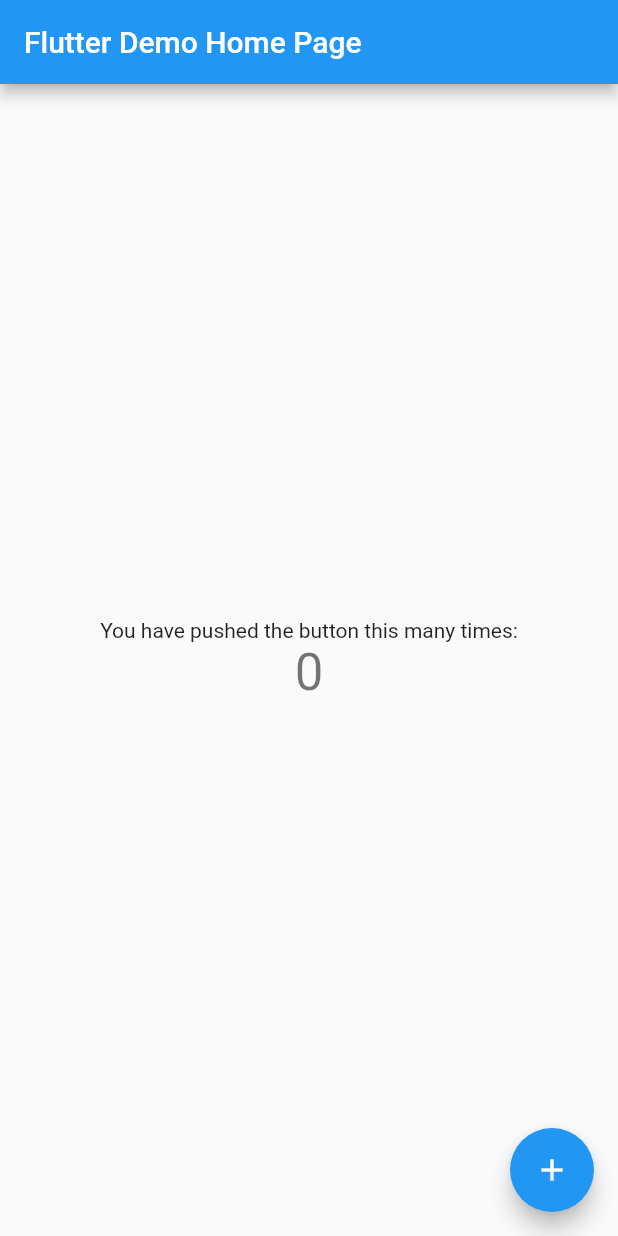
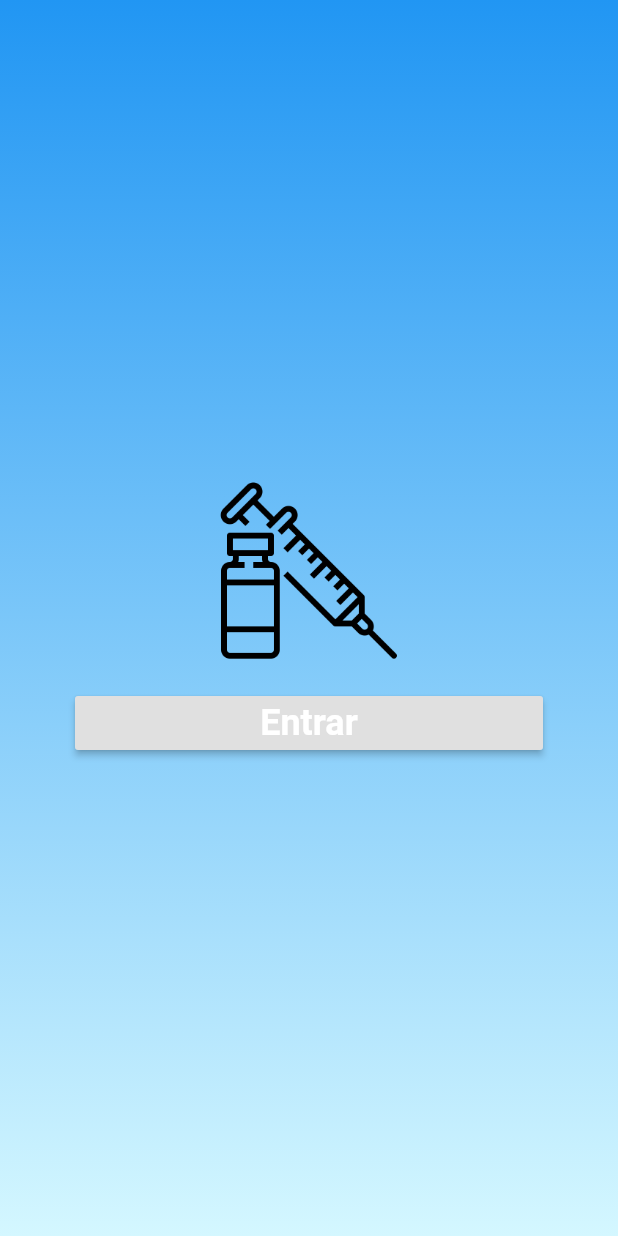
Before and after one commit to FBRosito/app_vacinas, a Flutter app: the screen it shows after launch, on a phone screen of 412 x 824 dp. Run offline on Flutter 3.47's test engine with Material 2 defaults, Android fonts, the phone set to English and light mode, and no system bars.

Commit message:
FirstScreen feita e começo da LoginScreen

```diff
--- a/lib/main.dart
+++ b/lib/main.dart
@@ -1,4 +1,7 @@
+//import 'package:app_vacinas/screens/home.dart';
+//import 'package:app_vacinas/screens/login_screen.dart';
 import 'package:flutter/material.dart';
+import 'package:app_vacinas/screens/first_screen.dart';
 
 void main() {
   runApp(MyApp());
@@ -8,58 +11,8 @@
   @override
   Widget build(BuildContext context) {
     return MaterialApp(
-      title: 'Flutter Demo',
-      theme: ThemeData(
-        primarySwatch: Colors.blue,
-      ),
-      home: MyHomePage(title: 'Flutter Demo Home Page'),
+      title: 'App Vacinas',
+      home: FirstScreen(),
     );
   }
 }
-
-class MyHomePage extends StatefulWidget {
-  MyHomePage({Key? key, required this.title}) : super(key: key);
-
-  final String title;
-
-  @override
-  _MyHomePageState createState() => _MyHomePageState();
-}
-
-class _MyHomePageState extends State<MyHomePage> {
-  int _counter = 0;
-
-  void _incrementCounter() {
-    setState(() {
-      _counter++;
-    });
-  }
-
-  @override
-  Widget build(BuildContext context) {
-    return Scaffold(
-      appBar: AppBar(
-        title: Text(widget.title),
-      ),
-      body: Center(
-        child: Column(
-          mainAxisAlignment: MainAxisAlignment.center,
-          children: <Widget>[
-            Text(
-              'You have pushed the button this many times:',
-            ),
-            Text(
-              '$_counter',
-              style: Theme.of(context).textTheme.headline4,
-            ),
-          ],
-        ),
-      ),
-      floatingActionButton: FloatingActionButton(
-        onPressed: _incrementCounter,
-        tooltip: 'Increment',
-        child: Icon(Icons.add),
-      ),
-    );
-  }
-}
--- /dev/null
+++ b/lib/screens/first_screen.dart
@@ -0,0 +1,70 @@
+import 'package:app_vacinas/screens/login_screen.dart';
+import 'package:flutter/material.dart';
+
+class FirstScreen extends StatefulWidget {
+  const FirstScreen({Key? key}) : super(key: key);
+
+  _FirstScreenState createState() => _FirstScreenState();
+}
+
+class _FirstScreenState extends State<FirstScreen> {
+  Color topColor = Colors.blue;
+  Color bottomColor = Color.fromARGB(
+    255,
+    212,
+    247,
+    255,
+  );
+
+  @override
+  Widget build(BuildContext context) {
+    return Scaffold(
+      body: Container(
+        padding: EdgeInsets.symmetric(
+          horizontal: 50,
+        ),
+        decoration: BoxDecoration(
+          gradient: LinearGradient(
+            begin: Alignment.topCenter,
+            end: Alignment.bottomCenter,
+            colors: [
+              topColor,
+              bottomColor,
+            ],
+          ),
+        ),
+        child: Column(
+          mainAxisAlignment: MainAxisAlignment.center,
+          crossAxisAlignment: CrossAxisAlignment.stretch,
+          children: [
+            Padding(
+              padding: EdgeInsets.only(
+                bottom: 15,
+              ),
+              child: Image.asset(
+                "assets/iconeVacina.png",
+                height: 125,
+              ),
+            ),
+            RaisedButton(
+                child: Text(
+                  "Entrar",
+                  textAlign: TextAlign.center,
+                  style: TextStyle(
+                    color: Colors.white,
+                    fontSize: 24,
+                    fontWeight: FontWeight.bold,
+                  ),
+                ),
+                onPressed: () {
+                  Navigator.push(
+                    context,
+                    MaterialPageRoute(builder: (context) => LoginScreen()),
+                  );
+                }),
+          ],
+        ),
+      ),
+    );
+  }
+}
--- a/pubspec.yaml
+++ b/pubspec.yaml
@@ -43,11 +43,9 @@
   # included with your application, so that you can use the icons in
   # the material Icons class.
   uses-material-design: true
-
   # To add assets to your application, add an assets section, like this:
-  # assets:
-  #   - images/a_dot_burr.jpeg
-  #   - images/a_dot_ham.jpeg
+  assets:
+     - assets/
 
   # An image asset can refer to one or more resolution-specific "variants", see
   # https://flutter.dev/assets-and-images/#resolution-aware.
```
Also changed, not shown: lib/screens/home.dart (added, +40 -0 lines), lib/screens/login_screen.dart (added, +73 -0 lines), assets/iconeLogin.png (added), assets/iconeVacina.png (added).
